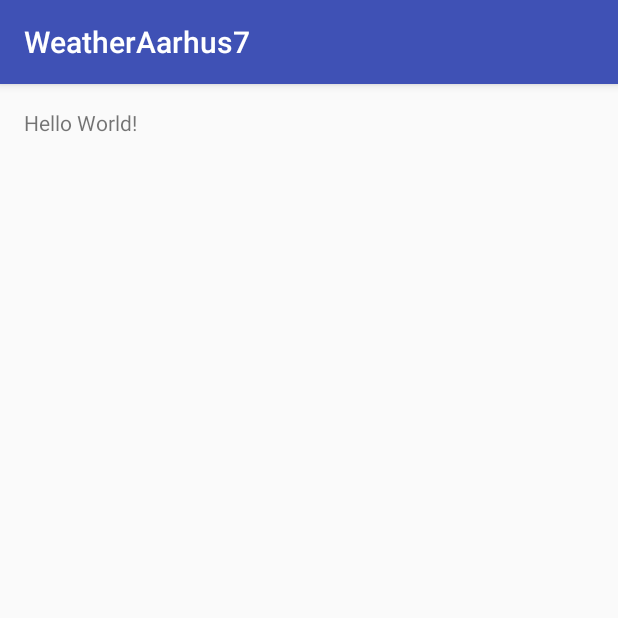
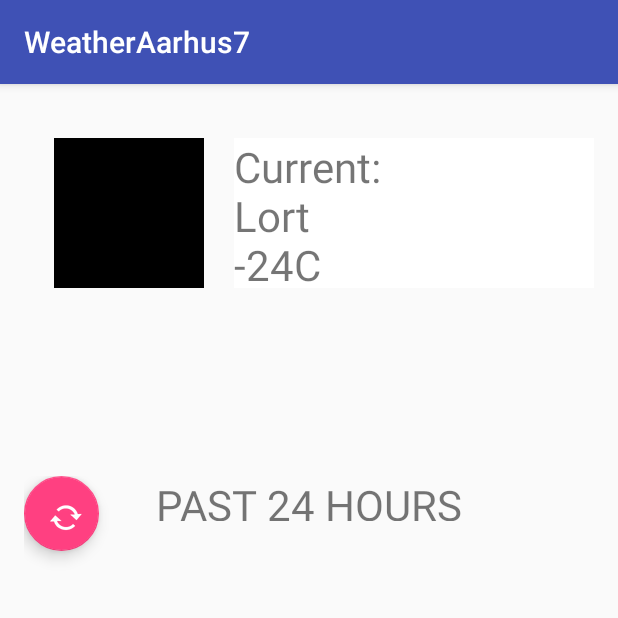
Before and after one commit to brorbw/justanotherandroidrepo, an Android app: the screen it shows after launch (MainActivity), on a phone screen of 412 x 824 dp, the top half of it. Run offline under Robolectric (Android 15) with nearby library versions, the phone set to English and light mode, and no system bars.

```diff
--- a/MyApplication/app/src/main/res/layout/activity_main.xml
+++ b/MyApplication/app/src/main/res/layout/activity_main.xml
@@ -1,6 +1,8 @@
 <?xml version="1.0" encoding="utf-8"?>
-<RelativeLayout xmlns:android="http://schemas.android.com/apk/res/android"
+
+<LinearLayout xmlns:android="http://schemas.android.com/apk/res/android"
     xmlns:tools="http://schemas.android.com/tools"
+    android:orientation="vertical"
     android:layout_width="match_parent"
     android:layout_height="match_parent"
     android:paddingBottom="@dimen/activity_vertical_margin"
@@ -9,8 +11,48 @@
     android:paddingTop="@dimen/activity_vertical_margin"
     tools:context="com.larusaarhus.weatheraarhus7.MainActivity">
 
-    <TextView
-        android:layout_width="wrap_content"
-        android:layout_height="wrap_content"
-        android:text="Hello World!" />
-</RelativeLayout>
+    <RelativeLayout
+        android:layout_width="match_parent"
+        android:layout_weight="0.3"
+        android:layout_height="0px">
+        <ImageView
+            android:layout_width="100dp"
+            android:layout_height="100dp"
+            android:layout_marginLeft="20dp"
+            android:layout_marginTop="20dp"
+            android:background="#000"
+            />
+        <TextView
+            android:layout_width="match_parent"
+            android:layout_height="100dp"
+            android:layout_marginLeft="140dp"
+            android:layout_marginTop="20dp"
+            android:textSize="28dp"
+            android:background="#fff"
+            android:text="@string/wannabe_string"/>
+
+    </RelativeLayout>
+
+    <RelativeLayout
+        android:layout_width="match_parent"
+        android:layout_height="0px"
+        android:layout_weight="0.60">
+        <TextView
+            android:layout_width="match_parent"
+            android:layout_height="30dp"
+            android:text="@string/haard_kode"
+            android:textSize="28dp"
+            android:textAlignment="center"
+            android:id="@+id/textView" />
+        <ListView
+            android:layout_width="match_parent"
+            android:layout_height="match_parent"
+            android:layout_below="@+id/textView"></ListView>
+        <android.support.design.widget.FloatingActionButton
+            android:id="@+id/fab"
+            android:layout_width="50dp"
+            android:layout_height="50dp"
+            android:layout_gravity="bottom|right"
+            android:src="@android:drawable/stat_notify_sync_noanim"/>
+    </RelativeLayout>
+</LinearLayout>
--- a/MyApplication/app/src/main/res/values/strings.xml
+++ b/MyApplication/app/src/main/res/values/strings.xml
@@ -1,3 +1,5 @@
 <resources>
     <string name="app_name">WeatherAarhus7</string>
+    <string name="wannabe_string">Current:\nLort\n-24C</string>
+    <string name="haard_kode">PAST 24 HOURS</string>
 </resources>
```
